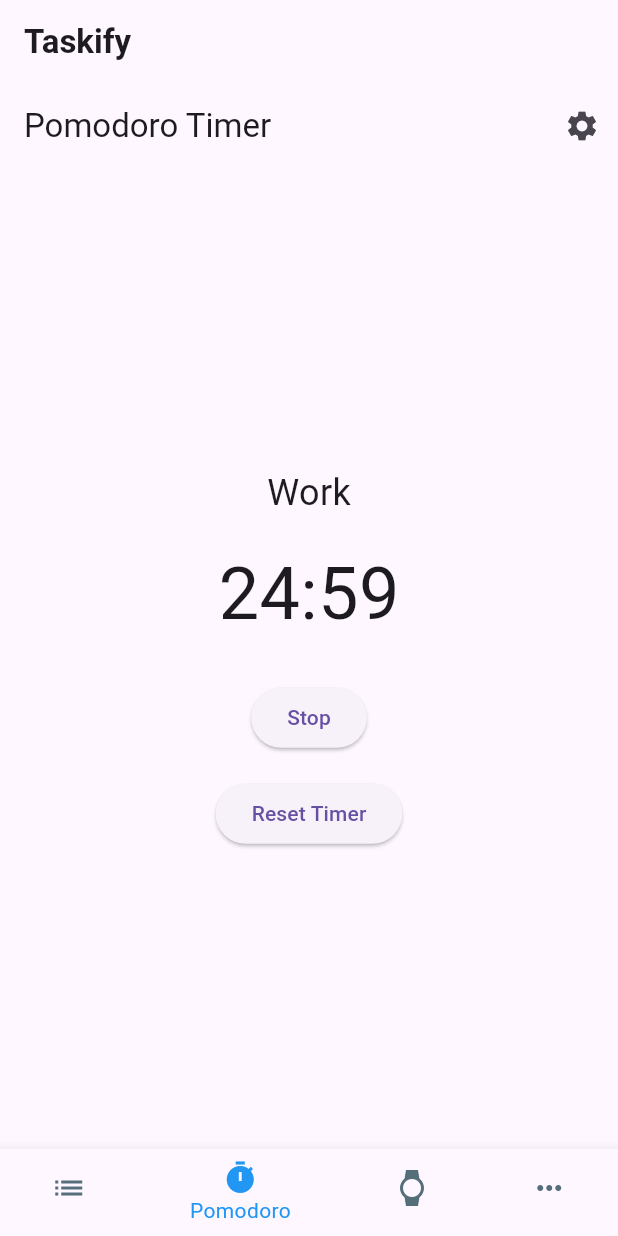
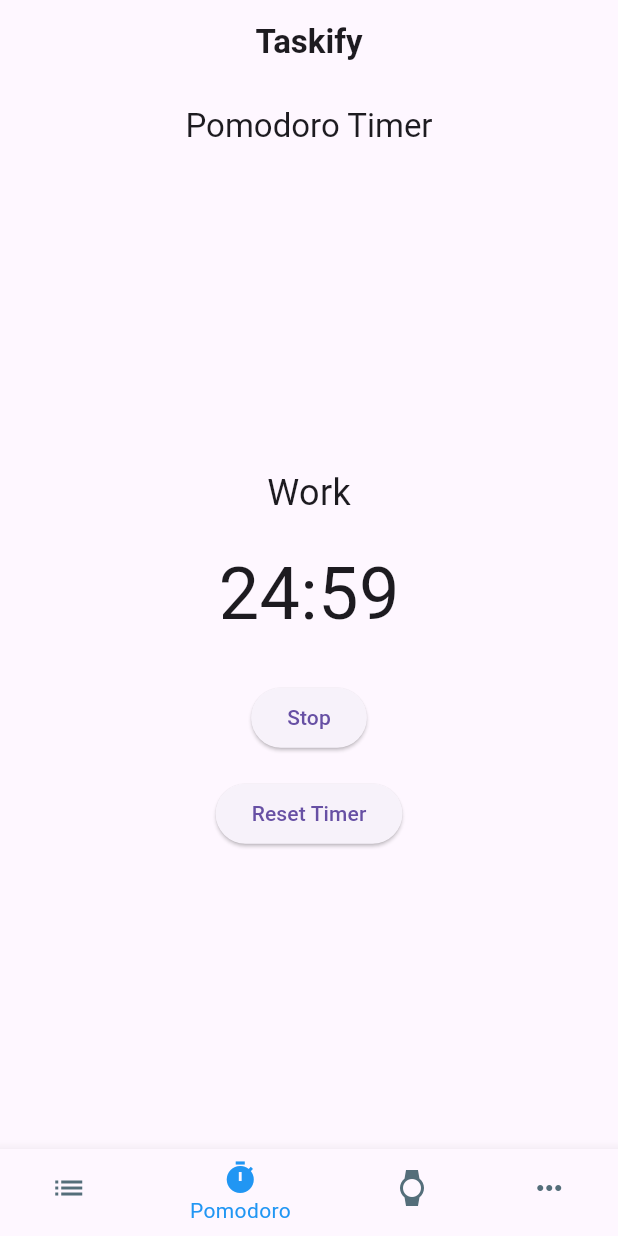
Before and after one commit to PhoenixBD-Dotcom/taskify_app, a Flutter app: the screen it shows after launch, item 2 of the bottom bar chosen, on a phone screen of 412 x 824 dp. Run offline on Flutter 3.47's test engine with Material 3 defaults, Android fonts, the phone set to English and light mode, and no system bars; our stand-ins replace bloc, numberpicker.

Commit message:
updated Taskify app

```diff
--- a/lib/main.dart
+++ b/lib/main.dart
@@ -38,6 +38,7 @@ class _TaskifyAppState extends State<TaskifyApp> {
   @override
   Widget build(BuildContext context) {
     return MaterialApp(
+      debugShowCheckedModeBanner: false,
       title: 'Taskify',
       theme: ThemeData(
         primarySwatch: Colors.blue,
@@ -45,14 +46,17 @@ class _TaskifyAppState extends State<TaskifyApp> {
       ),
       home: Scaffold(
         appBar: AppBar(
-          title: const Text('Taskify', style: TextStyle(fontWeight: FontWeight.bold)),
+          title: Center(
+              child: const Text('Taskify',
+                  style: TextStyle(fontWeight: FontWeight.bold))),
         ),
         body: _screens[_selectedIndex], // Display the selected screen
         bottomNavigationBar: BottomNavigationBar(
           currentIndex: _selectedIndex,
           onTap: _onItemTapped,
           selectedItemColor: Colors.blue, // Set selected icon color to blue
-          unselectedItemColor: Colors.blueGrey[600], // Set unselected icon color to blueGrey[600]
+          unselectedItemColor: Colors
+              .blueGrey[600], // Set unselected icon color to blueGrey[600]
           items: const [
             BottomNavigationBarItem(
               icon: Icon(Icons.list),
@@ -74,7 +78,8 @@ class _TaskifyAppState extends State<TaskifyApp> {
         ),
       ),
       routes: {
-        '/task-form': (context) => TaskFormScreen(), // Define route for task form screen
+        '/task-form': (context) =>
+            TaskFormScreen(), // Define route for task form screen
       },
     );
   }
--- a/lib/screens/pomodoro_screen.dart
+++ b/lib/screens/pomodoro_screen.dart
@@ -150,15 +150,7 @@ class _PomodoroScreenState extends State<PomodoroScreen> {
 
     return Scaffold(
       appBar: AppBar(
-        title: const Text('Pomodoro Timer'),
-        actions: [
-          IconButton(
-            icon: const Icon(Icons.settings),
-            onPressed: () {
-              _showSettingsDialog(context); // Show settings dialog
-            },
-          ),
-        ],
+        title: Center(child: const Text('Pomodoro Timer')),
       ),
       body: Center(
         child: Column(
```
